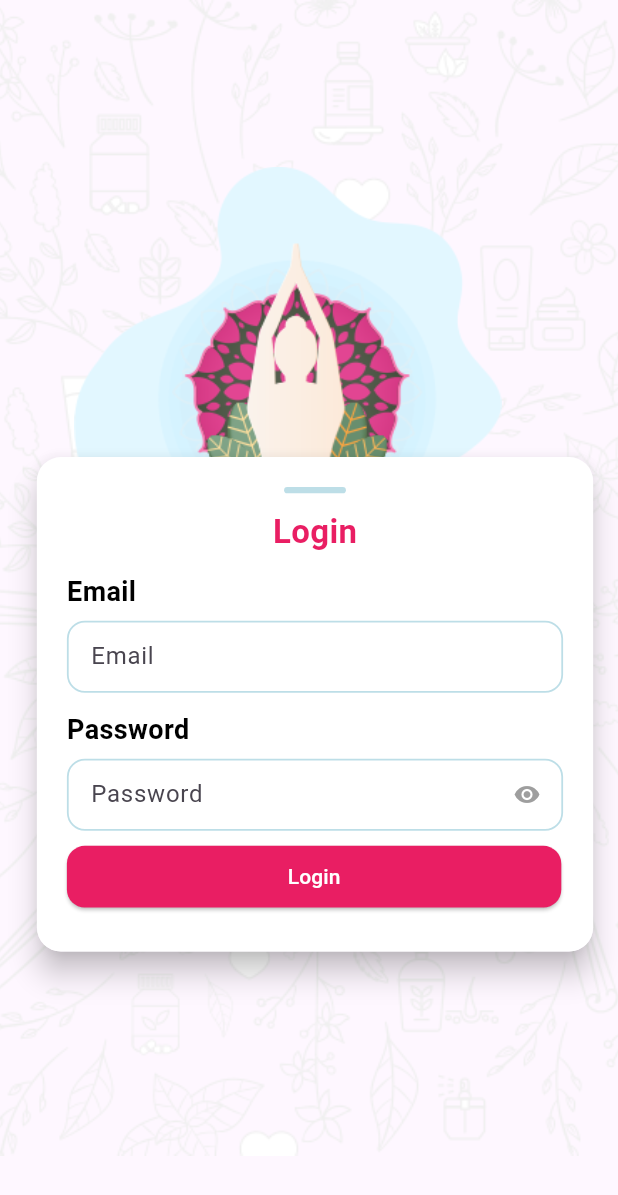
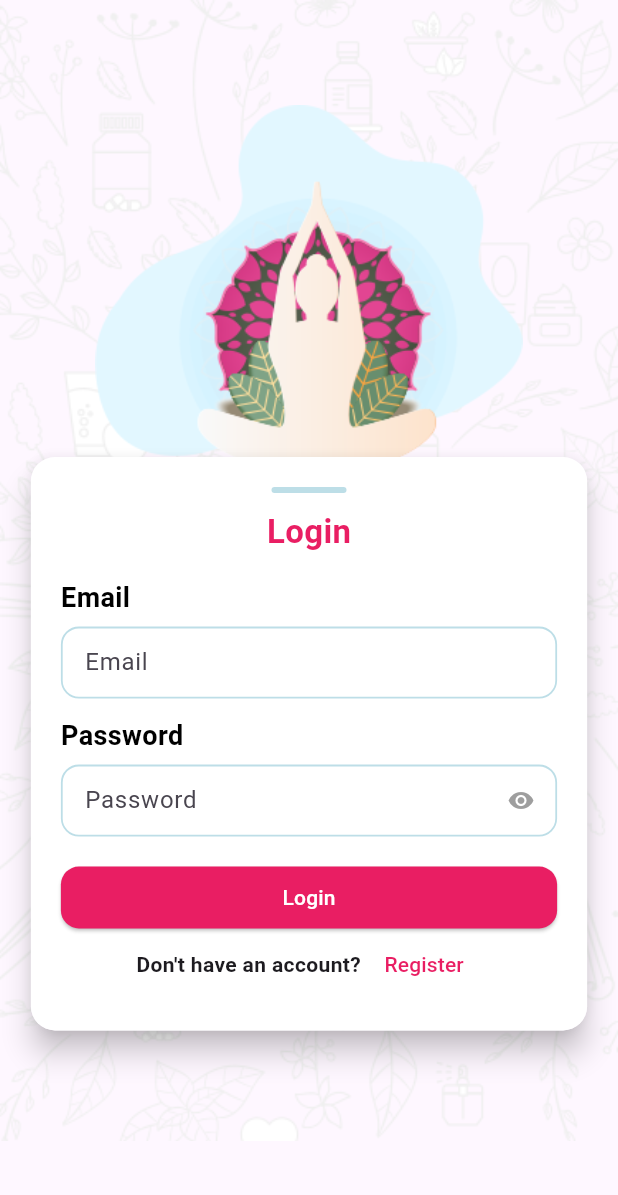
Before and after one commit to saneeswaran/mi_desi_admin, a Flutter app: the PartnerSignup screen opened directly, after a tap on "Login", on a phone screen of 412 x 824 dp. Shown: the top 1195 px of the screen. Run offline on Flutter 3.47's test engine with Material 3 defaults, Android fonts, the phone set to English and light mode, and no system bars; our stand-ins replace cached_network_image, carousel_slider, cloud_firestore, dots_indicator, firebase_auth, firebase_core and 9 more; missing offline and left inert: video_thumbnail; accounts and stored records are empty; network calls fail.

Commit message:
seperated login for admin and partner login

```diff
--- a/lib/model/partner_model.dart
+++ b/lib/model/partner_model.dart
@@ -6,14 +6,14 @@ class PartnerModel {
   final String uid;
   final String name;
   final String email;
-  final String photoURL;
+  final String? photoURL;
   final String password;
   final PartnerStatus activeStatus;
   PartnerModel({
     required this.uid,
     required this.name,
     required this.email,
-    required this.photoURL,
+    this.photoURL,
     required this.password,
     this.activeStatus = PartnerStatus.inactive,
   });
@@ -25,6 +25,7 @@ class PartnerModel {
       'email': email,
       'photoURL': photoURL,
       'password': password,
+      'activeStatus': activeStatus,
     };
   }
 
--- a/lib/screens/parner/auth/partner_login.dart
+++ b/lib/screens/parner/auth/partner_login.dart
@@ -1,6 +1,7 @@
 import 'package:desi_shopping_seller/constants/constants.dart';
 import 'package:desi_shopping_seller/providers/partner_provider.dart';
 import 'package:desi_shopping_seller/providers/statemanagement_provider.dart';
+import 'package:desi_shopping_seller/screens/parner/auth/partner_signup.dart';
 import 'package:desi_shopping_seller/screens/parner/bottom_nav/partner_bottom_nav.dart';
 import 'package:desi_shopping_seller/util/util.dart';
 import 'package:desi_shopping_seller/widgets/custom_elevated_button.dart';
@@ -8,26 +9,33 @@ import 'package:desi_shopping_seller/widgets/custom_text_form_field.dart';
 import 'package:flutter/material.dart';
 import 'package:provider/provider.dart';
 
-class PartnerLogin extends StatelessWidget {
+class PartnerLogin extends StatefulWidget {
   const PartnerLogin({super.key});
 
   @override
-  Widget build(BuildContext context) {
+  State<PartnerLogin> createState() => _PartnerLoginState();
+}
+
+class _PartnerLoginState extends State<PartnerLogin> {
   final formKey = GlobalKey<FormState>();
   final emailController = TextEditingController();
   final passwordController = TextEditingController();
-    final Size size = MediaQuery.of(context).size;
 
-    void login() async {
-      if (formKey.currentState!.validate()) return;
-      final isSuccess =
-          await Provider.of<PartnerProvider>(
-            context,
-            listen: false,
-          ).partnerLogin(
+  @override
+  void dispose() {
+    emailController.dispose();
+    passwordController.dispose();
+    super.dispose();
+  }
+
+  void login(BuildContext context) async {
+    if (!formKey.currentState!.validate()) return;
+
+    final isSuccess = await Provider.of<PartnerProvider>(context, listen: false)
+        .partnerLogin(
           context: context,
-            email: emailController.text,
-            password: passwordController.text,
+          email: emailController.text.trim(),
+          password: passwordController.text.trim(),
         );
 
     if (isSuccess && context.mounted) {
@@ -38,6 +46,10 @@ class PartnerLogin extends StatelessWidget {
     }
   }
 
+  @override
+  Widget build(BuildContext context) {
+    final Size size = MediaQuery.of(context).size;
+
     return Scaffold(
       body: Stack(
         children: [
@@ -45,25 +57,23 @@ class PartnerLogin extends StatelessWidget {
             child: Image.asset(AppImages.backgroundImages, fit: BoxFit.cover),
           ),
           SingleChildScrollView(
+            keyboardDismissBehavior: ScrollViewKeyboardDismissBehavior.onDrag,
+            child: Padding(
+              padding: const EdgeInsets.symmetric(vertical: 70),
               child: Column(
                 children: [
-                const SizedBox(height: 70),
-                SizedBox(
-                  height: size.height * 0.85,
-                  child: Stack(
+                  Stack(
                     children: [
-                      Positioned(
-                        top: size.height * 0.05,
-                        left: size.width * 0.12,
+                      Center(
                         child: Image.asset(
                           AppImages.ayurvedicThayoli,
                           height: size.height * 0.3,
                           fit: BoxFit.contain,
                         ),
                       ),
-                      Positioned(
-                        top: size.height * 0.28,
-                        left: size.width * 0.05,
+                      Padding(
+                        padding: EdgeInsets.only(top: size.height * 0.28),
+                        child: Center(
                           child: Card(
                             elevation: 8,
                             shape: RoundedRectangleBorder(
@@ -71,7 +81,6 @@ class PartnerLogin extends StatelessWidget {
                             ),
                             child: Container(
                               padding: const EdgeInsets.all(20),
-                            height: size.height * 0.4,
                               width: size.width * 0.9,
                               decoration: BoxDecoration(
                                 borderRadius: BorderRadius.circular(16),
@@ -81,13 +90,16 @@ class PartnerLogin extends StatelessWidget {
                                 key: formKey,
                                 child: Column(
                                   crossAxisAlignment: CrossAxisAlignment.start,
+                                  mainAxisSize: MainAxisSize.min,
                                   children: [
                                     Center(
                                       child: Container(
-                                      height: size.height * 0.005,
-                                      width: size.width * 0.1,
+                                        height: 4,
+                                        width: 50,
                                         decoration: BoxDecoration(
-                                        borderRadius: BorderRadius.circular(12),
+                                          borderRadius: BorderRadius.circular(
+                                            12,
+                                          ),
                                           color: AppColors.textFormFieldColor,
                                         ),
                                       ),
@@ -103,48 +115,49 @@ class PartnerLogin extends StatelessWidget {
                                         ),
                                       ),
                                     ),
-                                  const SizedBox(height: 12),
+                                    const SizedBox(height: 16),
                                     _customText(text: "Email"),
                                     CustomTextFormField(
                                       hintText: "Email",
                                       controller: emailController,
                                       color: AppColors.textFormFieldColor,
+                                      keyboardType: TextInputType.emailAddress,
                                     ),
                                     const SizedBox(height: 12),
                                     _customText(text: "Password"),
                                     Consumer<StatemanagementProvider>(
-                                    builder: (context, value, child) {
-                                      final obScure = value.isObscure;
+                                      builder: (context, value, _) {
                                         return CustomTextFormField(
                                           hintText: "Password",
                                           controller: passwordController,
                                           color: AppColors.textFormFieldColor,
+                                          isObscure: value.isObscure,
                                           suffixIcon: IconButton(
-                                          onPressed: () {},
+                                            onPressed: () =>
+                                                value.toggleObscure(),
                                             icon: Icon(
-                                            obScure
-                                                ? Icons.remove_red_eye_outlined
-                                                : Icons.remove_red_eye,
-                                            color: obScure
-                                                ? Colors.pink
-                                                : Colors.grey,
+                                              value.isObscure
+                                                  ? Icons.visibility_off
+                                                  : Icons.visibility,
+                                              color: Colors.grey,
                                             ),
                                           ),
-                                        isObscure: obScure,
                                         );
                                       },
                                     ),
-                                  const SizedBox(height: 10),
+                                    const SizedBox(height: 20),
                                     SizedBox(
                                       height: size.height * 0.05,
-                                    width: size.width * 0.8,
+                                      width: double.infinity,
                                       child: CustomElevatedButton(
                                         color: Colors.pink,
                                         text: "Login",
-                                      onPressed: login,
+                                        onPressed: () => login(context),
                                       ),
                                     ),
+                                    _signUpAccount(context),
                                   ],
+                                ),
                               ),
                             ),
                           ),
@@ -152,8 +165,8 @@ class PartnerLogin extends StatelessWidget {
                       ),
                     ],
                   ),
+                ],
               ),
-              ],
             ),
           ),
         ],
@@ -174,4 +187,23 @@ class PartnerLogin extends StatelessWidget {
       ),
     );
   }
+
+  Widget _signUpAccount(BuildContext context) {
+    return Row(
+      mainAxisAlignment: MainAxisAlignment.center,
+      children: [
+        const Text(
+          "Don't have an account? ",
+          style: TextStyle(fontWeight: FontWeight.w700),
+        ),
+        TextButton(
+          onPressed: () => moveToNextPageWithFadeAnimations(
+            context: context,
+            route: const PartnerSignup(),
+          ),
+          child: const Text("Register", style: TextStyle(color: Colors.pink)),
+        ),
+      ],
+    );
   }
+}
--- a/pubspec.yaml
+++ b/pubspec.yaml
@@ -52,7 +52,6 @@ dependencies:
   persistent_bottom_nav_bar_v2: ^6.0.1
   photo_view: ^0.15.0
   provider: ^6.1.5
-  shared_preferences: ^2.5.3
   video_player: ^2.9.5
   video_thumbnail: ^0.5.3
 
```
Also changed, not shown: lib/main.dart (+36 -6 lines), lib/providers/partner_provider.dart (+5 -29 lines), lib/screens/parner/auth/partner_signup.dart (+20 -1 lines), lib/screens/parner/bottom_nav/partner_bottom_nav.dart (+19 -1 lines), pubspec.lock, 1 other file. Lines whose indentation alone changed are shown as unchanged.
